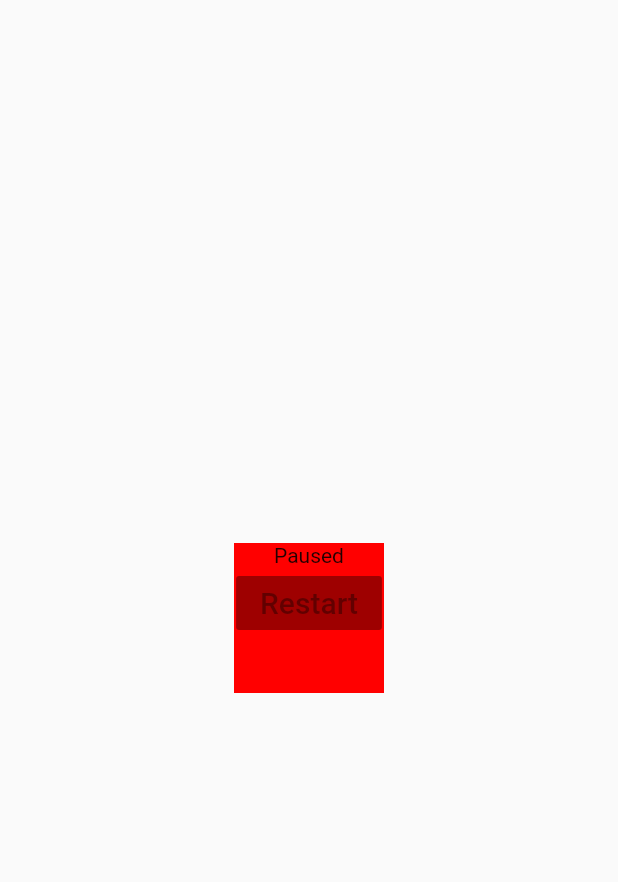
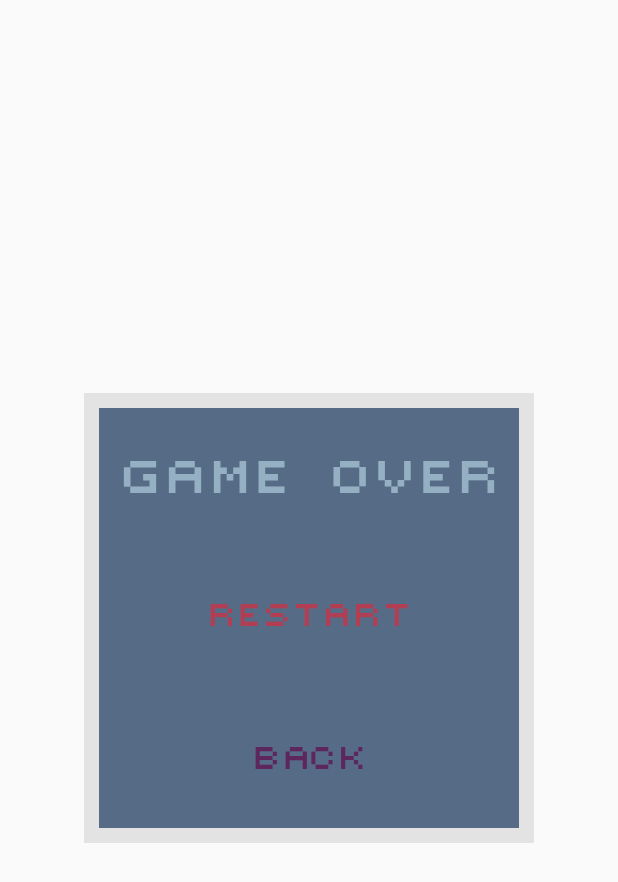
Before and after one commit to bluefireteam/snake-chef, a Flutter app: the GameOver widget shown alone on an empty page, opened directly, on a phone screen of 412 x 824 dp. Shown: the top 882 px of the screen. Run offline on Flutter 3.47's test engine with Material 2 defaults, Android fonts, the phone set to English and light mode, and no system bars; missing offline and left inert: flame.

Commit message:
Adding game over screen

```diff
--- a/snake_chef/lib/game/widgets/game_over.dart
+++ b/snake_chef/lib/game/widgets/game_over.dart
@@ -1,4 +1,7 @@
 import 'package:flutter/material.dart';
+
+import '../../widgets/button.dart';
+import '../../widgets/label.dart';
 
 class GameOver extends StatelessWidget {
   final VoidCallback restartGame;
@@ -6,18 +9,29 @@ class GameOver extends StatelessWidget {
   GameOver({this.restartGame});
 
   @override
-  Widget build(_) {
+  Widget build(ctx) {
     return Center(
       child: Container(
-          width: 100,
-          height: 100,
-          color: const Color(0xFFFF0000),
+          decoration: BoxDecoration(
+              border: Border.all(width: 10, color: Color(0xFFe3e3e3)),
+              color: const Color(0xFF566c86),
+          ),
+          width: 300,
+          height: 300,
           child: Column(
+            mainAxisAlignment: MainAxisAlignment.spaceAround,
             children: [
-              Text('Paused'),
-              RaisedButton(
+              Label(label: 'Game Over', fontSize: 45, fontColor: Color(0xFF94b0c2)),
+              Button.primaryButton(
+                  label: 'Restart',
                   onPressed: restartGame,
-                  child: Text('Restart', style: TextStyle(fontSize: 20)))
+              ),
+              Button.secondaryButton(
+                  label: 'Back',
+                  onPressed: () {
+                    Navigator.of(ctx).pushReplacementNamed("/title");
+                  },
+              ),
             ],
           )),
     );
```
